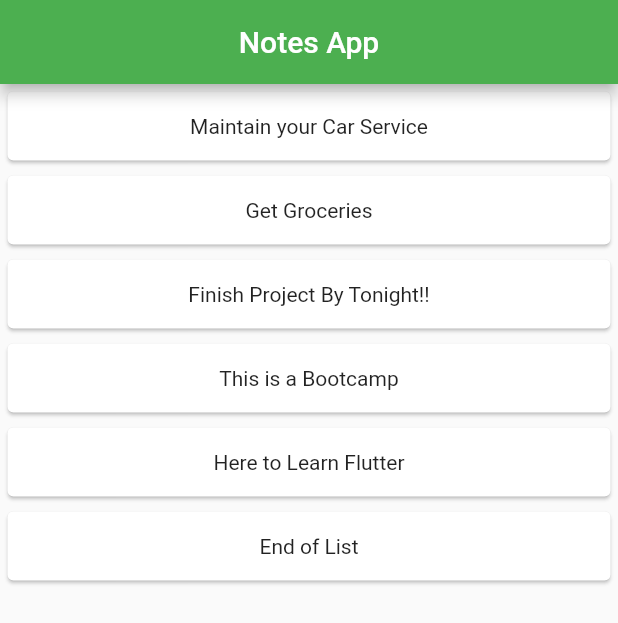
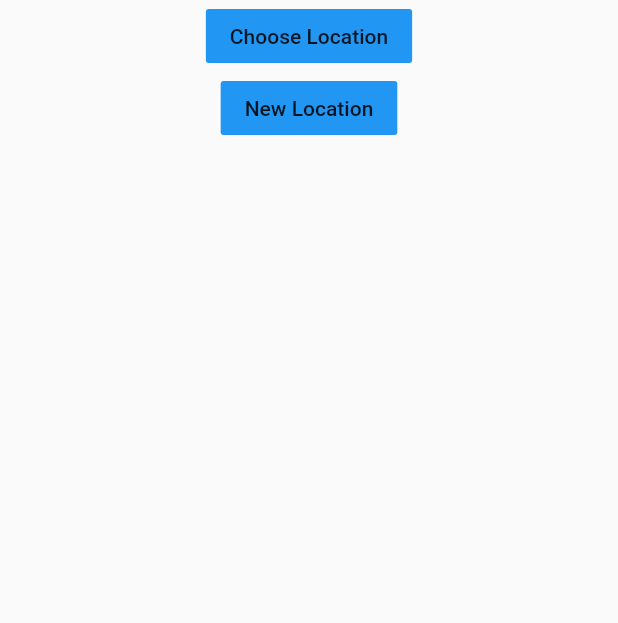
Before and after one commit to NobodySS07/bootcamp_18_feb, a Flutter app: the screen it shows after launch, on a phone screen of 412 x 824 dp. Shown: the top 623 px of the screen. Run offline on Flutter 3.47's test engine with Material 2 defaults, Android fonts, the phone set to English and light mode, and no system bars.

Commit message:
Day 4 Part 3
Routing and Multi Page App Structure

```diff
--- a/lib/main.dart
+++ b/lib/main.dart
@@ -1,55 +1,15 @@
+
+import 'package:bootcamp_18_feb/pages/choose_location.dart';
+import 'package:bootcamp_18_feb/pages/new_location.dart';
+import 'package:bootcamp_18_feb/pages/home.dart';
 import 'package:flutter/material.dart';
-import 'strings.dart';
+
 
 void main() => runApp(MaterialApp(
-  home: FlutterBootcamp(),
+  initialRoute: '/home',
+  routes: {
+    '/home': (context) => Home(),
+    '/location': (context) => ChooseLocation(),
+    '/newlocation': (context) => NewLocation(),
+  },
 ));
-
-class FlutterBootcamp extends StatefulWidget{
-
-  @override
-  _FlutterBootcamp  createState() => _FlutterBootcamp();
-
-}
-
-class _FlutterBootcamp extends State<FlutterBootcamp>{
-
-  List<String> notes = [
-    "Maintain your Car Service",
-    "Get Groceries",
-    "Finish Project By Tonight!!",
-    "This is a Bootcamp",
-    "Here to Learn Flutter",
-    "End of List"
-  ];
-
-  Widget cardTemplate(singlenote){
-    return Card(
-      margin: EdgeInsets.all(5),
-      child: Padding(
-        padding: EdgeInsets.all(15),
-        child: Column(
-          children: [
-            Text(singlenote),
-          ],
-        ),
-      ),
-    );
-  }
-
-  @override
-  Widget build(BuildContext context) {
-    return Scaffold(
-      appBar: AppBar(
-        title: Text("Notes App"),
-        centerTitle: true,
-        backgroundColor: Colors.green,
-      ),
-      body: Column(
-        crossAxisAlignment: CrossAxisAlignment.stretch,
-        children: notes.map((singlenote) => cardTemplate(singlenote)).toList(),
-      ),
-    );
-  }
-
-}
--- /dev/null
+++ b/lib/pages/home.dart
@@ -0,0 +1,38 @@
+import 'package:flutter/cupertino.dart';
+import 'package:flutter/material.dart';
+
+class Home extends StatefulWidget{
+  @override
+  _Home createState() => _Home();
+
+}
+
+class _Home extends State<Home>{
+  @override
+  Widget build(BuildContext context) {
+   return Scaffold(
+     body: Center(
+       child: Column(
+         children: [
+           FlatButton(
+             onPressed: () {
+               Navigator.pushNamed(context, '/location');
+             },
+             child: Text("Choose Location"),
+             color: Colors.blue,
+           ),
+           FlatButton(
+             onPressed: () {
+               Navigator.pushNamed(context, '/newlocation');
+             },
+             child: Text("New Location"),
+             color: Colors.blue,
+           ),
+         ],
+       ),
+     ),
+   );
+  }
+
+
+}
```
Also changed, not shown: lib/pages/choose_location.dart (added, +16 -0 lines), lib/pages/new_location.dart (added, +16 -0 lines).
